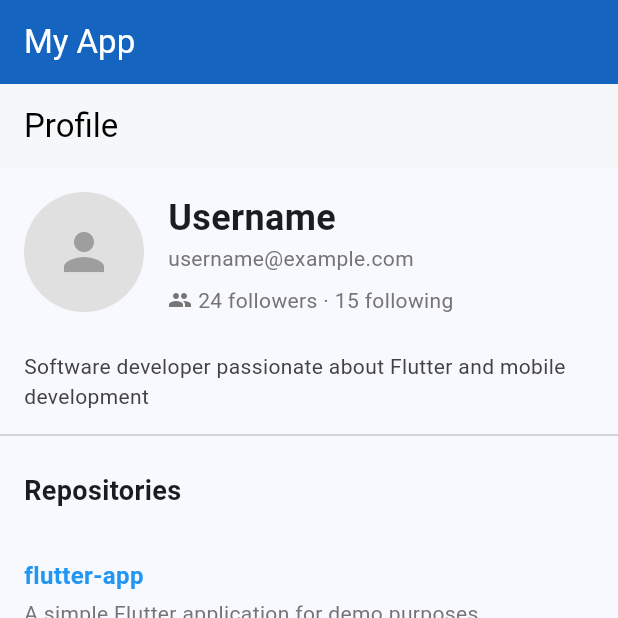
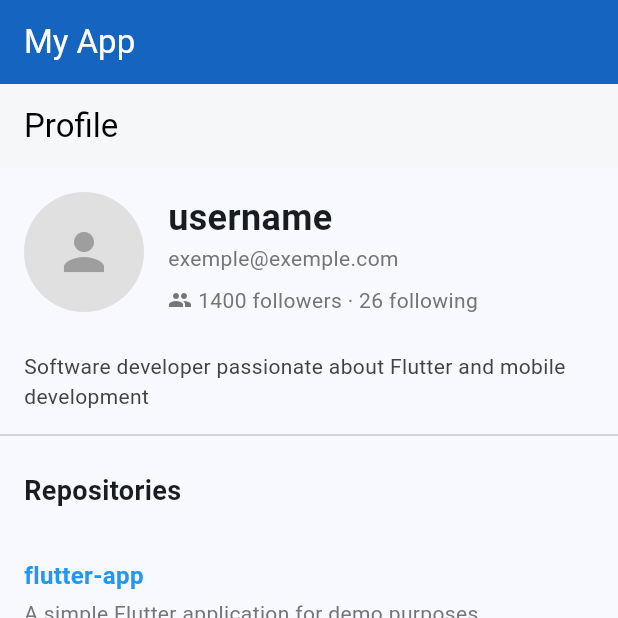
Before and after one commit to nicolasloi/first_flutter_app, a Flutter app: the screen it shows after launch, item 3 of the bottom bar chosen, on a phone screen of 412 x 824 dp, the top half of it. Run offline on Flutter 3.47's test engine with Material 3 defaults, Android fonts, the phone set to English and light mode, and no system bars; network calls fail.

Commit message:
separation of profile_page into several widgets

```diff
--- a/lib/pages/home_page.dart
+++ b/lib/pages/home_page.dart
@@ -1,6 +1,6 @@
 import 'package:flutter/material.dart';
-import 'package:my_flutter_test/widgets/home_appbar.dart';
-import 'package:my_flutter_test/widgets/video_widget.dart';
+import 'package:my_flutter_test/widgets/home/home_appbar.dart';
+import 'package:my_flutter_test/widgets/home/video_widget.dart';
 
 class HomePage extends StatelessWidget {
   const HomePage({super.key});
--- a/lib/pages/profile_page.dart
+++ b/lib/pages/profile_page.dart
@@ -1,4 +1,8 @@
 import 'package:flutter/material.dart';
+import 'package:my_flutter_test/widgets/profile/profile_header.dart';
+import 'package:my_flutter_test/widgets/profile/profile_bio.dart';
+import 'package:my_flutter_test/widgets/profile/repositories_section.dart';
+
 
 class ProfilePage extends StatelessWidget {
   const ProfilePage({super.key});
@@ -15,177 +19,17 @@ class ProfilePage extends StatelessWidget {
       body: SingleChildScrollView(
         child: Column(
           crossAxisAlignment: CrossAxisAlignment.start,
-          children: [
+          children: const [
             // Profile header with avatar and name
-            Container(
-              padding: const EdgeInsets.all(16),
-              child: Row(
-                crossAxisAlignment: CrossAxisAlignment.start,
-                children: [
-                  CircleAvatar(
-                    radius: 40,
-                    backgroundColor: Colors.grey[300],
-                    child: const Icon(Icons.person, size: 40, color: Colors.grey),
-                  ),
-                  const SizedBox(width: 16),
-                  Expanded(
-                    child: Column(
-                      crossAxisAlignment: CrossAxisAlignment.start,
-                      children: [
-                        const Text(
-                          'Username',
-                          style: TextStyle(
-                            fontSize: 24,
-                            fontWeight: FontWeight.bold,
-                          ),
-                        ),
-                        Text(
-                          'username@example.com',
-                          style: TextStyle(color: Colors.grey[600]),
-                        ),
-                        const SizedBox(height: 8),
-                        Row(
-                          children: [
-                            Icon(Icons.people, size: 16, color: Colors.grey[600]),
-                            const SizedBox(width: 4),
-                            Text(
-                              '24 followers · 15 following',
-                              style: TextStyle(color: Colors.grey[600]),
-                            ),
-                          ],
-                        ),
-                      ],
-                    ),
-                  ),
-                ],
-              ),
-            ),
+            ProfileHeader(username: 'username', email: 'exemple@exemple.com', followers: 1400, following: 26,),
 
             // Bio section
-            Padding(
-              padding: const EdgeInsets.symmetric(horizontal: 16, vertical: 8),
-              child: Text(
-                'Software developer passionate about Flutter and mobile development',
-                style: TextStyle(color: Colors.grey[800]),
-              ),
-            ),
+            ProfileBio(),
 
             // Repositories section
-            const Divider(),
-            const Padding(
-              padding: EdgeInsets.all(16),
-              child: Text(
-                'Repositories',
-                style: TextStyle(fontSize: 18, fontWeight: FontWeight.bold),
-              ),
-            ),
-
-            // Repository items
-            _buildRepositoryItem(
-                'flutter-app',
-                'A simple Flutter application for demo purposes',
-                'Dart',
-                Colors.blue,
-                12
-            ),
-            _buildRepositoryItem(
-                'android-project',
-                'Android native application with Kotlin',
-                'Kotlin',
-                Colors.orange,
-                5
-            ),
-            _buildRepositoryItem(
-                'web-portfolio',
-                'Personal portfolio website using React',
-                'JavaScript',
-                Colors.yellow,
-                8
-            ),
+            RepositoriesSection(),
           ],
         ),
-      ),
-      bottomNavigationBar: BottomNavigationBar(
-        currentIndex: 4, // Assuming profile is the 5th tab
-        items: const [
-          BottomNavigationBarItem(
-            icon: Icon(Icons.home),
-            label: 'Home',
-          ),
-          BottomNavigationBarItem(
-            icon: Icon(Icons.explore),
-            label: 'Explore',
-          ),
-          BottomNavigationBarItem(
-            icon: Icon(Icons.add_circle_outline),
-            label: 'Add',
-          ),
-          BottomNavigationBarItem(
-            icon: Icon(Icons.subscriptions),
-            label: 'Subscriptions',
-          ),
-          BottomNavigationBarItem(
-            icon: Icon(Icons.person),
-            label: 'Profile',
-          ),
-        ],
-        onTap: (index) {
-          if (index != 4) { // If not profile tab
-            Navigator.pop(context);
-          }
-        },
-      ),
-    );
-  }
-
-  Widget _buildRepositoryItem(String name, String description, String language, Color languageColor, int stars) {
-    return Container(
-      padding: const EdgeInsets.all(16),
-      decoration: BoxDecoration(
-        border: Border(bottom: BorderSide(color: Colors.grey[300]!)),
-      ),
-      child: Column(
-        crossAxisAlignment: CrossAxisAlignment.start,
-        children: [
-          Text(
-            name,
-            style: const TextStyle(
-              fontSize: 16,
-              fontWeight: FontWeight.bold,
-              color: Colors.blue,
-            ),
-          ),
-          const SizedBox(height: 4),
-          Text(
-            description,
-            style: TextStyle(color: Colors.grey[600]),
-          ),
-          const SizedBox(height: 8),
-          Row(
-            children: [
-              Container(
-                width: 12,
-                height: 12,
-                decoration: BoxDecoration(
-                  color: languageColor,
-                  shape: BoxShape.circle,
-                ),
-              ),
-              const SizedBox(width: 4),
-              Text(
-                language,
-                style: TextStyle(color: Colors.grey[600], fontSize: 12),
-              ),
-              const SizedBox(width: 16),
-              Icon(Icons.star_border, size: 16, color: Colors.grey[600]),
-              const SizedBox(width: 4),
-              Text(
-                '$stars',
-                style: TextStyle(color: Colors.grey[600], fontSize: 12),
-              ),
-            ],
-          ),
-        ],
       ),
     );
   }
--- /dev/null
+++ b/lib/widgets/profile/profile_bio.dart
@@ -0,0 +1,16 @@
+import 'package:flutter/material.dart';
+
+class ProfileBio extends StatelessWidget {
+  const ProfileBio({super.key});
+
+  @override
+  Widget build(BuildContext context) {
+    return Padding(
+      padding: const EdgeInsets.symmetric(horizontal: 16, vertical: 8),
+      child: Text(
+        'Software developer passionate about Flutter and mobile development',
+        style: TextStyle(color: Colors.grey[800]),
+      ),
+    );
+  }
+}
--- /dev/null
+++ b/lib/widgets/profile/profile_header.dart
@@ -0,0 +1,63 @@
+import 'package:flutter/material.dart';
+
+class ProfileHeader extends StatelessWidget {
+  final String username;
+  final String email;
+  final int followers;
+  final int following;
+
+  const ProfileHeader({
+    super.key,
+    required this.username,
+    required this.email,
+    required this.followers,
+    required this.following,
+  });
+
+  @override
+  Widget build(BuildContext context) {
+    return Container(
+      padding: const EdgeInsets.all(16),
+      child: Row(
+        crossAxisAlignment: CrossAxisAlignment.start,
+        children: [
+          CircleAvatar(
+            radius: 40,
+            backgroundColor: Colors.grey[300],
+            child: const Icon(Icons.person, size: 40, color: Colors.grey),
+          ),
+          const SizedBox(width: 16),
+          Expanded(
+            child: Column(
+              crossAxisAlignment: CrossAxisAlignment.start,
+              children: [
+                Text(
+                  username,
+                  style: const TextStyle(
+                    fontSize: 24,
+                    fontWeight: FontWeight.bold,
+                  ),
+                ),
+                Text(
+                  email,
+                  style: TextStyle(color: Colors.grey[600]),
+                ),
+                const SizedBox(height: 8),
+                Row(
+                  children: [
+                    Icon(Icons.people, size: 16, color: Colors.grey[600]),
+                    const SizedBox(width: 4),
+                    Text(
+                      '$followers followers · $following following',
+                      style: TextStyle(color: Colors.grey[600]),
+                    ),
+                  ],
+                ),
+              ],
+            ),
+          ),
+        ],
+      ),
+    );
+  }
+}
--- /dev/null
+++ b/lib/widgets/profile/repositories_item.dart
@@ -0,0 +1,71 @@
+import 'package:flutter/material.dart';
+
+class RepositoryItem extends StatelessWidget {
+  final String name;
+  final String description;
+  final String language;
+  final Color languageColor;
+  final int stars;
+
+  const RepositoryItem({
+    super.key,
+    required this.name,
+    required this.description,
+    required this.language,
+    required this.languageColor,
+    required this.stars,
+  });
+
+  @override
+  Widget build(BuildContext context) {
+    return Container(
+      padding: const EdgeInsets.all(16),
+      decoration: BoxDecoration(
+        border: Border(bottom: BorderSide(color: Colors.grey[300]!)),
+      ),
+      child: Column(
+        crossAxisAlignment: CrossAxisAlignment.start,
+        children: [
+          Text(
+            name,
+            style: const TextStyle(
+              fontSize: 16,
+              fontWeight: FontWeight.bold,
+              color: Colors.blue,
+            ),
+          ),
+          const SizedBox(height: 4),
+          Text(
+            description,
+            style: TextStyle(color: Colors.grey[600]),
+          ),
+          const SizedBox(height: 8),
+          Row(
+            children: [
+              Container(
+                width: 12,
+                height: 12,
+                decoration: BoxDecoration(
+                  color: languageColor,
+                  shape: BoxShape.circle,
+                ),
+              ),
+              const SizedBox(width: 4),
+              Text(
+                language,
+                style: TextStyle(color: Colors.grey[600], fontSize: 12),
+              ),
+              const SizedBox(width: 16),
+              Icon(Icons.star_border, size: 16, color: Colors.grey[600]),
+              const SizedBox(width: 4),
+              Text(
+                '$stars',
+                style: TextStyle(color: Colors.grey[600], fontSize: 12),
+              ),
+            ],
+          ),
+        ],
+      ),
+    );
+  }
+}
--- /dev/null
+++ b/lib/widgets/profile/repositories_section.dart
@@ -0,0 +1,46 @@
+import 'package:flutter/material.dart';
+import 'package:my_flutter_test/widgets/profile/repositories_item.dart';
+
+class RepositoriesSection extends StatelessWidget {
+  const RepositoriesSection({super.key});
+
+  @override
+  Widget build(BuildContext context) {
+    return Column(
+      crossAxisAlignment: CrossAxisAlignment.start,
+      children: [
+        const Divider(),
+        const Padding(
+          padding: EdgeInsets.all(16),
+          child: Text(
+            'Repositories',
+            style: TextStyle(fontSize: 18, fontWeight: FontWeight.bold),
+          ),
+        ),
+
+        // Repository items
+        RepositoryItem(
+          name: 'flutter-app',
+          description: 'A simple Flutter application for demo purposes',
+          language: 'Dart',
+          languageColor: Colors.blue,
+          stars: 12,
+        ),
+        RepositoryItem(
+          name: 'android-project',
+          description: 'Android native application with Kotlin',
+          language: 'Kotlin',
+          languageColor: Colors.orange,
+          stars: 5,
+        ),
+        RepositoryItem(
+          name: 'web-portfolio',
+          description: 'Personal portfolio website using React',
+          language: 'JavaScript',
+          languageColor: Colors.yellow,
+          stars: 8,
+        ),
+      ],
+    );
+  }
+}
```
Also changed, not shown: lib/widgets/home/home_appbar.dart (renamed from lib/widgets/home_appbar.dart), lib/widgets/home/video_widget.dart (renamed from lib/widgets/video_widget.dart).
